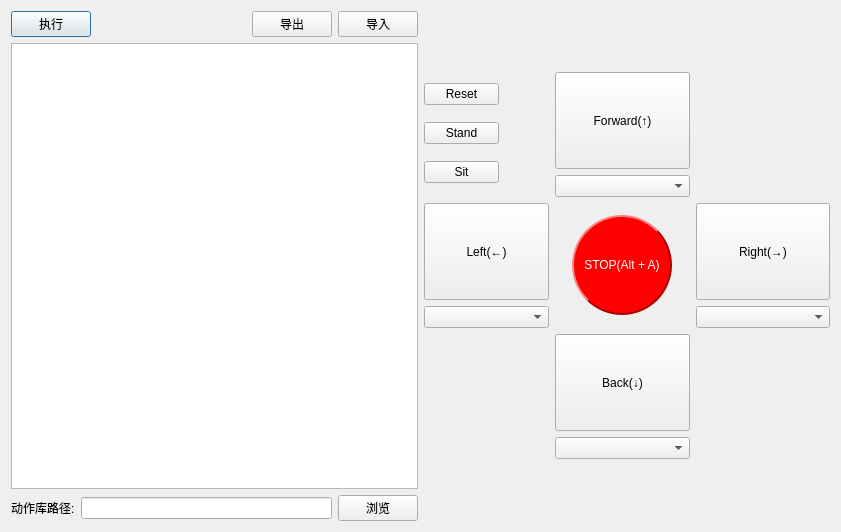
lianglunfei/Robot2020-QT, file offlinesequencecontrol.ui: the form before one commit.
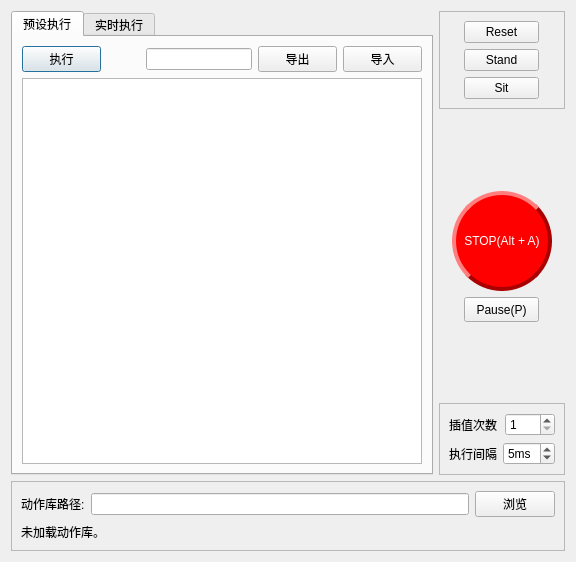
The form after the commit. Custom widgets are drawn as their Qt base class.

Commit message: 动作库执行框架搭好

Diff of the .ui file:
```diff
--- a/offlinesequencecontrol.ui
+++ b/offlinesequencecontrol.ui
@@ -6,25 +6,44 @@
    <rect>
     <x>0</x>
     <y>0</y>
-    <width>841</width>
-    <height>532</height>
+    <width>576</width>
+    <height>562</height>
    </rect>
   </property>
   <property name="focusPolicy">
    <enum>Qt::StrongFocus</enum>
   </property>
   <property name="windowTitle">
-   <string>Dialog</string>
+   <string> 动作库控制</string>
   </property>
-  <layout class="QHBoxLayout" name="horizontalLayout_2">
+  <layout class="QVBoxLayout" name="verticalLayout_8">
    <item>
     <layout class="QHBoxLayout" name="horizontalLayout">
+     <property name="topMargin">
+      <number>0</number>
+     </property>
+     <item>
+      <widget class="QTabWidget" name="tabWidget">
+       <property name="currentIndex">
+        <number>0</number>
+       </property>
+       <widget class="QWidget" name="tab1">
+        <attribute name="title">
+         <string>预设执行</string>
+        </attribute>
+        <layout class="QHBoxLayout" name="horizontalLayout_8">
      <item>
       <layout class="QVBoxLayout" name="tableVerticalLayout">
        <item>
         <layout class="QHBoxLayout" name="horizontalLayout_3">
          <item>
           <widget class="QPushButton" name="playButton">
+               <property name="minimumSize">
+                <size>
+                 <width>40</width>
+                 <height>0</height>
+                </size>
+               </property>
            <property name="text">
             <string>执行</string>
            </property>
@@ -43,8 +62,24 @@
            </property>
           </spacer>
          </item>
+             <item>
+              <widget class="QLineEdit" name="lineEdit">
+               <property name="minimumSize">
+                <size>
+                 <width>75</width>
+                 <height>0</height>
+                </size>
+               </property>
+              </widget>
+             </item>
          <item>
           <widget class="QPushButton" name="exportButton">
+               <property name="minimumSize">
+                <size>
+                 <width>40</width>
+                 <height>0</height>
+                </size>
+               </property>
            <property name="text">
             <string>导出</string>
            </property>
@@ -52,6 +87,12 @@
          </item>
          <item>
           <widget class="QPushButton" name="importButton">
+               <property name="minimumSize">
+                <size>
+                 <width>40</width>
+                 <height>0</height>
+                </size>
+               </property>
            <property name="text">
             <string>导入</string>
            </property>
@@ -60,33 +101,35 @@
         </layout>
        </item>
        <item>
-        <widget class="ControlTableView" name="tableView"/>
-       </item>
-       <item>
-        <layout class="QHBoxLayout" name="horizontalLayout_4">
-         <item>
-          <widget class="QLabel" name="assetPathlabel">
-           <property name="text">
-            <string>动作库路径:</string>
-           </property>
-          </widget>
-         </item>
-         <item>
-          <widget class="QLineEdit" name="assetPathlineEdit"/>
-         </item>
-         <item>
-          <widget class="QPushButton" name="assetBrowseButton">
-           <property name="text">
-            <string>浏览</string>
-           </property>
-          </widget>
-         </item>
+            <widget class="SequenceTableView" name="tableView"/>
+           </item>
         </layout>
        </item>
       </layout>
-     </item>
+       </widget>
+       <widget class="QWidget" name="tab2">
+        <attribute name="title">
+         <string>实时执行</string>
+        </attribute>
+        <layout class="QHBoxLayout" name="horizontalLayout_9">
      <item>
-      <layout class="QVBoxLayout" name="padVerticalLayout">
+          <widget class="QFrame" name="frame_2">
+           <property name="minimumSize">
+            <size>
+             <width>400</width>
+             <height>0</height>
+            </size>
+           </property>
+           <property name="frameShape">
+            <enum>QFrame::StyledPanel</enum>
+           </property>
+           <property name="frameShadow">
+            <enum>QFrame::Raised</enum>
+           </property>
+           <property name="lineWidth">
+            <number>2</number>
+           </property>
+           <layout class="QHBoxLayout" name="horizontalLayout_5">
        <item>
         <layout class="QGridLayout" name="gridLayout" rowstretch="125,125,125" columnstretch="125,125,125" rowminimumheight="125,125,125" columnminimumwidth="125,125,125">
          <property name="sizeConstraint">
@@ -101,6 +144,60 @@
          <property name="rightMargin">
           <number>0</number>
          </property>
+              <item row="1" column="1">
+               <layout class="QVBoxLayout" name="verticalLayout_10"/>
+              </item>
+              <item row="1" column="0">
+               <layout class="QVBoxLayout" name="verticalLayout_4">
+                <property name="leftMargin">
+                 <number>0</number>
+                </property>
+                <property name="bottomMargin">
+                 <number>0</number>
+                </property>
+                <item>
+                 <widget class="QPushButton" name="leftButton">
+                  <property name="minimumSize">
+                   <size>
+                    <width>125</width>
+                    <height>50</height>
+                   </size>
+                  </property>
+                  <property name="maximumSize">
+                   <size>
+                    <width>200</width>
+                    <height>100</height>
+                   </size>
+                  </property>
+                  <property name="baseSize">
+                   <size>
+                    <width>200</width>
+                    <height>100</height>
+                   </size>
+                  </property>
+                  <property name="focusPolicy">
+                   <enum>Qt::NoFocus</enum>
+                  </property>
+                  <property name="text">
+                   <string>Left(←)</string>
+                  </property>
+                 </widget>
+                </item>
+                <item>
+                 <widget class="QComboBox" name="leftComboBox">
+                  <property name="maximumSize">
+                   <size>
+                    <width>200</width>
+                    <height>16777215</height>
+                   </size>
+                  </property>
+                 </widget>
+                </item>
+               </layout>
+              </item>
+              <item row="0" column="0">
+               <layout class="QVBoxLayout" name="verticalLayout_11"/>
+              </item>
          <item row="0" column="1">
           <layout class="QVBoxLayout" name="verticalLayout_6">
            <item>
@@ -123,6 +220,9 @@
                <height>100</height>
               </size>
              </property>
+                  <property name="focusPolicy">
+                   <enum>Qt::NoFocus</enum>
+                  </property>
              <property name="text">
               <string>Forward(↑)</string>
              </property>
@@ -168,6 +268,9 @@
                <height>100</height>
               </size>
              </property>
+                  <property name="focusPolicy">
+                   <enum>Qt::NoFocus</enum>
+                  </property>
              <property name="text">
               <string>Right(→)</string>
              </property>
@@ -207,6 +310,9 @@
                <height>100</height>
               </size>
              </property>
+                  <property name="focusPolicy">
+                   <enum>Qt::NoFocus</enum>
+                  </property>
              <property name="text">
               <string>Back(↓)</string>
              </property>
@@ -224,53 +330,108 @@
            </item>
           </layout>
          </item>
-         <item row="1" column="0">
-          <layout class="QVBoxLayout" name="verticalLayout_4">
-           <property name="leftMargin">
-            <number>0</number>
-           </property>
-           <property name="bottomMargin">
-            <number>0</number>
-           </property>
+             </layout>
+            </item>
+           </layout>
+          </widget>
+         </item>
+        </layout>
+       </widget>
+      </widget>
+     </item>
            <item>
-            <widget class="QPushButton" name="leftButton">
+      <layout class="QVBoxLayout" name="verticalLayout_2">
+       <property name="rightMargin">
+        <number>0</number>
+       </property>
+       <item alignment="Qt::AlignTop">
+        <widget class="QFrame" name="frame">
              <property name="minimumSize">
               <size>
-               <width>125</width>
-               <height>50</height>
+           <width>0</width>
+           <height>0</height>
               </size>
              </property>
              <property name="maximumSize">
               <size>
-               <width>200</width>
+           <width>16777215</width>
                <height>100</height>
               </size>
              </property>
-             <property name="baseSize">
+         <property name="frameShape">
+          <enum>QFrame::StyledPanel</enum>
+         </property>
+         <property name="frameShadow">
+          <enum>QFrame::Raised</enum>
+         </property>
+         <property name="lineWidth">
+          <number>2</number>
+         </property>
+         <layout class="QVBoxLayout" name="verticalLayout">
+          <item alignment="Qt::AlignHCenter">
+           <widget class="QPushButton" name="resetButton_2">
+            <property name="maximumSize">
               <size>
-               <width>200</width>
-               <height>100</height>
-              </size>
-             </property>
+              <width>75</width>
+              <height>16777215</height>
+             </size>
+            </property>
+            <property name="focusPolicy">
+             <enum>Qt::NoFocus</enum>
+            </property>
              <property name="text">
-              <string>Left(←)</string>
+             <string>Reset</string>
              </property>
             </widget>
            </item>
-           <item>
-            <widget class="QComboBox" name="leftComboBox">
+          <item alignment="Qt::AlignHCenter">
+           <widget class="QPushButton" name="standButton">
              <property name="maximumSize">
               <size>
-               <width>200</width>
+              <width>75</width>
                <height>16777215</height>
               </size>
+            </property>
+            <property name="focusPolicy">
+             <enum>Qt::NoFocus</enum>
+            </property>
+            <property name="text">
+             <string>Stand</string>
+            </property>
+           </widget>
+          </item>
+          <item alignment="Qt::AlignHCenter">
+           <widget class="QPushButton" name="sitButton">
+            <property name="maximumSize">
+             <size>
+              <width>75</width>
+              <height>16777215</height>
+             </size>
+            </property>
+            <property name="focusPolicy">
+             <enum>Qt::NoFocus</enum>
+            </property>
+            <property name="text">
+             <string>Sit</string>
              </property>
             </widget>
            </item>
           </layout>
-         </item>
-         <item row="1" column="1">
-          <layout class="QVBoxLayout" name="verticalLayout_10">
+        </widget>
+       </item>
+       <item>
+        <spacer name="verticalSpacer">
+         <property name="orientation">
+          <enum>Qt::Vertical</enum>
+         </property>
+         <property name="sizeHint" stdset="0">
+          <size>
+           <width>20</width>
+           <height>40</height>
+          </size>
+         </property>
+        </spacer>
+       </item>
            <item alignment="Qt::AlignHCenter">
             <widget class="QPushButton" name="stopButton">
              <property name="minimumSize">
@@ -285,6 +446,9 @@
                <height>100</height>
               </size>
              </property>
+         <property name="focusPolicy">
+          <enum>Qt::NoFocus</enum>
+         </property>
              <property name="styleSheet">
               <string notr="true">#stopButton{
 border-bottom-color: rgb(170, 0, 0);
@@ -294,31 +458,28 @@
 
 	background-color: rgb(255, 0, 0);
  border-style:outset;
-  border-width: 2px;
+  border-width: 4px;
   color: white;
   text-align: center;
   text-decoration: none;
   border-radius:50px;
  display: inline-block;
 }
+#stopButton:hover{
+	background-color: rgb(255, 84, 87);
 
+}
 #stopButton:pressed{
 border-bottom-color: rgb(255, 0, 0);
 border-left-color: rgb(170, 0, 0);
 border-top-color: rgb(170, 0, 0);
 border-right-color: rgb(255, 0, 0);
 background-color: rgb(170, 0, 0);
- border-style:outset;
-  border-width: 2px;
-  color: white;
-  text-align: center;
-  text-decoration: none;
-  border-radius:50px;
- display: inline-block;
 }
 
 
 
+
 </string>
              </property>
              <property name="text">
@@ -326,64 +487,167 @@
              </property>
             </widget>
            </item>
-          </layout>
-         </item>
-         <item row="0" column="0">
-          <layout class="QVBoxLayout" name="verticalLayout_11">
-           <item>
-            <widget class="QPushButton" name="resetButton_2">
+       <item alignment="Qt::AlignHCenter">
+        <widget class="QPushButton" name="pauseButton">
+         <property name="minimumSize">
+          <size>
+           <width>25</width>
+           <height>25</height>
+          </size>
+         </property>
              <property name="maximumSize">
               <size>
                <width>75</width>
-               <height>16777215</height>
-              </size>
-             </property>
+           <height>75</height>
+          </size>
+         </property>
+         <property name="focusPolicy">
+          <enum>Qt::NoFocus</enum>
+         </property>
              <property name="text">
-              <string>Reset</string>
+          <string>Pause(P)</string>
              </property>
             </widget>
            </item>
            <item>
-            <widget class="QPushButton" name="standButton">
-             <property name="maximumSize">
+        <spacer name="verticalSpacer_2">
+         <property name="orientation">
+          <enum>Qt::Vertical</enum>
+         </property>
+         <property name="sizeHint" stdset="0">
               <size>
-               <width>75</width>
-               <height>16777215</height>
-              </size>
-             </property>
+           <width>20</width>
+           <height>40</height>
+          </size>
+         </property>
+        </spacer>
+       </item>
+       <item>
+        <widget class="QFrame" name="configFrame">
+         <property name="frameShape">
+          <enum>QFrame::StyledPanel</enum>
+         </property>
+         <property name="frameShadow">
+          <enum>QFrame::Raised</enum>
+         </property>
+         <property name="lineWidth">
+          <number>2</number>
+         </property>
+         <layout class="QVBoxLayout" name="verticalLayout_3">
+          <item>
+           <layout class="QHBoxLayout" name="horizontalLayout_6">
+            <item>
+             <widget class="QLabel" name="label">
              <property name="text">
-              <string>Stand</string>
+               <string>插值次数</string>
              </property>
             </widget>
            </item>
            <item>
-            <widget class="QPushButton" name="sitButton">
-             <property name="maximumSize">
+             <widget class="QSpinBox" name="interValueSpinBox">
+              <property name="minimumSize">
               <size>
-               <width>75</width>
-               <height>16777215</height>
-              </size>
-             </property>
+                <width>50</width>
+                <height>0</height>
+               </size>
+              </property>
+              <property name="minimum">
+               <number>1</number>
+              </property>
+              <property name="value">
+               <number>1</number>
+              </property>
+             </widget>
+            </item>
+           </layout>
+          </item>
+          <item>
+           <layout class="QHBoxLayout" name="horizontalLayout_7">
+            <item>
+             <widget class="QLabel" name="label_2">
              <property name="text">
-              <string>Sit</string>
+               <string>执行间隔</string>
              </property>
             </widget>
            </item>
+            <item>
+             <widget class="QSpinBox" name="interPeriodSpinBox">
+              <property name="minimumSize">
+               <size>
+                <width>50</width>
+                <height>0</height>
+               </size>
+              </property>
+              <property name="suffix">
+               <string>ms</string>
+              </property>
+              <property name="maximum">
+               <number>5000</number>
+              </property>
+              <property name="value">
+               <number>5</number>
+              </property>
+             </widget>
+            </item>
           </layout>
          </item>
         </layout>
+        </widget>
        </item>
       </layout>
      </item>
     </layout>
    </item>
+   <item>
+    <widget class="QFrame" name="frame_3">
+     <property name="frameShape">
+      <enum>QFrame::StyledPanel</enum>
+     </property>
+     <property name="frameShadow">
+      <enum>QFrame::Raised</enum>
+     </property>
+     <layout class="QVBoxLayout" name="verticalLayout_9">
+      <item>
+       <layout class="QHBoxLayout" name="horizontalLayout_4">
+        <item>
+         <widget class="QLabel" name="assetPathlabel">
+          <property name="text">
+           <string>动作库路径:</string>
+          </property>
+         </widget>
+        </item>
+        <item>
+         <widget class="QLineEdit" name="assetPathlineEdit"/>
+        </item>
+        <item>
+         <widget class="QPushButton" name="assetBrowseButton">
+          <property name="focusPolicy">
+           <enum>Qt::NoFocus</enum>
+          </property>
+          <property name="text">
+           <string>浏览</string>
+          </property>
+         </widget>
+        </item>
+       </layout>
+      </item>
+      <item>
+       <widget class="QLabel" name="messageLabel">
+        <property name="text">
+         <string>未加载动作库。</string>
+        </property>
+       </widget>
+      </item>
+     </layout>
+    </widget>
+   </item>
   </layout>
  </widget>
  <customwidgets>
   <customwidget>
-   <class>ControlTableView</class>
+   <class>SequenceTableView</class>
    <extends>QTableView</extends>
-   <header>controltableview.h</header>
+   <header>sequencetableview.h</header>
   </customwidget>
  </customwidgets>
  <resources/>
```
Lines whose indentation alone changed are shown as unchanged. The commit also changes 7 other files.
